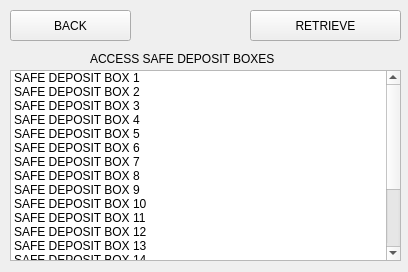
Before: the Qt Designer form FlexVault_Qt/adminboxaccess.ui in andreaslydemann/FlexVault, drawn with Qt 5.
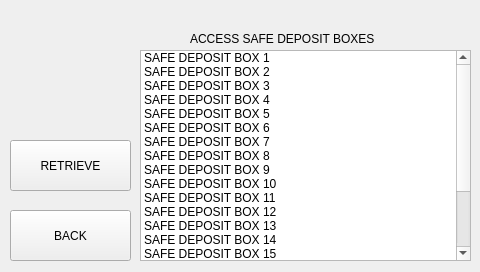
After: the same form once the commit is applied.

What changed in the file:
```diff
--- a/FlexVault_Qt/adminboxaccess.ui
+++ b/FlexVault_Qt/adminboxaccess.ui
@@ -6,7 +6,7 @@
    <rect>
     <x>0</x>
     <y>0</y>
-    <width>408</width>
+    <width>480</width>
     <height>272</height>
    </rect>
   </property>
@@ -16,10 +16,10 @@
   <widget class="QListWidget" name="boxListWidget">
    <property name="geometry">
     <rect>
-     <x>10</x>
-     <y>70</y>
-     <width>391</width>
-     <height>191</height>
+     <x>140</x>
+     <y>50</y>
+     <width>331</width>
+     <height>211</height>
     </rect>
    </property>
    <item>
@@ -127,9 +127,9 @@
    <property name="geometry">
     <rect>
      <x>10</x>
-     <y>10</y>
+     <y>210</y>
      <width>121</width>
-     <height>31</height>
+     <height>51</height>
     </rect>
    </property>
    <property name="text">
@@ -139,10 +139,10 @@
   <widget class="QPushButton" name="retrieveButton">
    <property name="geometry">
     <rect>
-     <x>250</x>
-     <y>10</y>
-     <width>151</width>
-     <height>31</height>
+     <x>10</x>
+     <y>140</y>
+     <width>121</width>
+     <height>51</height>
     </rect>
    </property>
    <property name="text">
@@ -152,8 +152,8 @@
   <widget class="QLabel" name="label_2">
    <property name="geometry">
     <rect>
-     <x>90</x>
-     <y>50</y>
+     <x>190</x>
+     <y>30</y>
      <width>281</width>
      <height>17</height>
     </rect>
```
